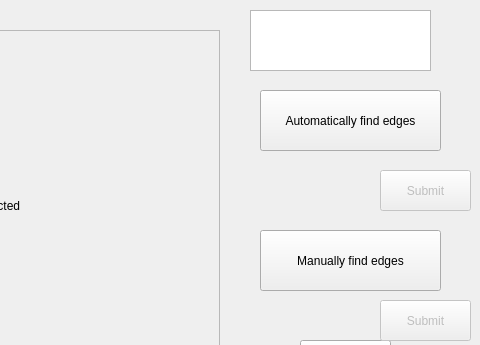
jamie-knapman/Processing-Images-to-Embroidery, file Dev/ProtoType2/Edges1.ui: the form before one commit; both pictures show x 320 to 800 and y 0 to 345 of the 800 by 450 pixel window.
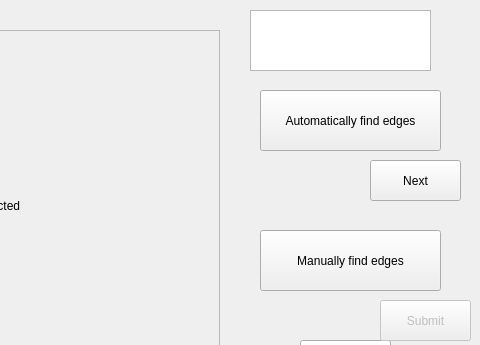
The form after the commit.

Patch:
```diff
--- a/Dev/ProtoType2/Edges1.ui
+++ b/Dev/ProtoType2/Edges1.ui
@@ -178,18 +178,18 @@
    </widget>
    <widget class="QPushButton" name="next">
     <property name="enabled">
-     <bool>false</bool>
+     <bool>true</bool>
     </property>
     <property name="geometry">
      <rect>
-      <x>700</x>
-      <y>170</y>
+      <x>690</x>
+      <y>160</y>
       <width>91</width>
       <height>41</height>
      </rect>
     </property>
     <property name="text">
-     <string>Submit</string>
+     <string>Next</string>
     </property>
     <property name="flat">
      <bool>false</bool>
```
